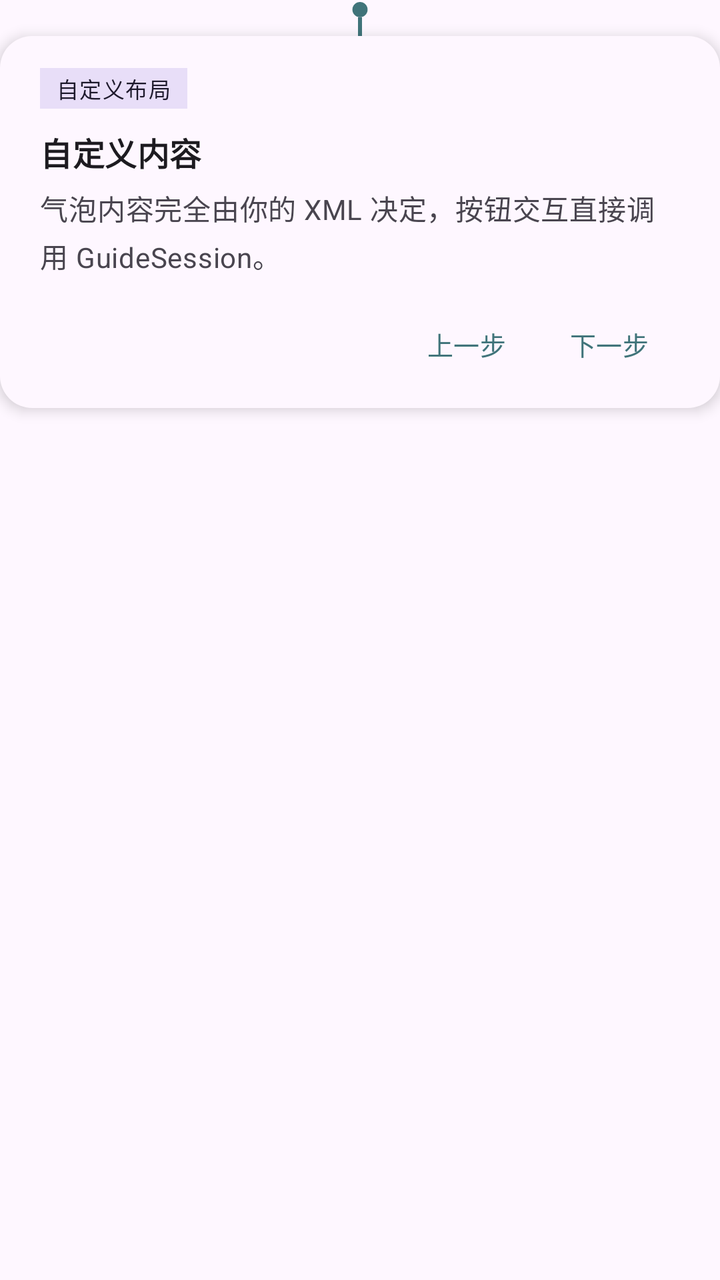
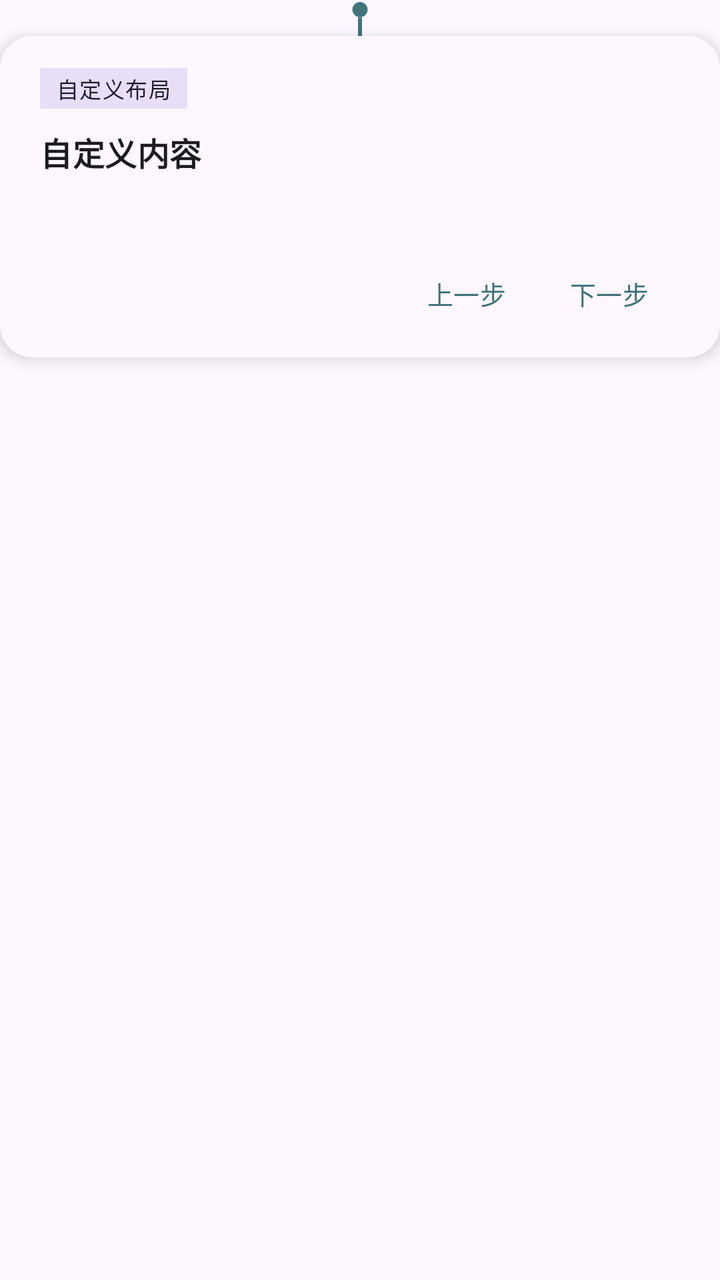

Screens rendered from an Android XML layout before and after an edit, with the pre-edit source and the edit as a unified diff.
<!-- AndroidManifest.xml: application theme Theme.PmGuide -->
<!-- res/layout/view_guide_custom_demo.xml -->
<?xml version="1.0" encoding="utf-8"?>
<androidx.constraintlayout.widget.ConstraintLayout xmlns:android="http://schemas.android.com/apk/res/android"
    xmlns:app="http://schemas.android.com/apk/res-auto"
    android:layout_width="wrap_content"
    android:layout_height="wrap_content"
    android:clipChildren="false">
    
    <LinearLayout
        android:id="@id/guide_bubble"
        android:layout_width="wrap_content"
        android:layout_height="wrap_content"
        android:background="@drawable/bg_guide_custom_bubble"
        android:elevation="4dp"
        android:orientation="vertical"
        android:paddingStart="20dp"
        android:paddingTop="16dp"
        android:paddingEnd="20dp"
        android:paddingBottom="8dp"
        app:layout_constraintStart_toStartOf="parent"
        app:layout_constraintTop_toBottomOf="@id/guide_arrow">

        <TextView
            android:id="@+id/custom_guide_badge"
            android:layout_width="wrap_content"
            android:layout_height="wrap_content"
            android:background="?attr/colorSecondaryContainer"
            android:paddingStart="8dp"
            android:paddingTop="2dp"
            android:paddingEnd="8dp"
            android:paddingBottom="2dp"
            android:text="@string/custom_guide_badge"
            android:textAppearance="@style/TextAppearance.Material3.LabelSmall"
            android:textColor="?attr/colorOnSecondaryContainer" />

        <TextView
            android:id="@+id/custom_guide_title"
            android:layout_width="wrap_content"
            android:layout_height="wrap_content"
            android:layout_marginTop="10dp"
            android:text="@string/custom_guide_title"
            android:textAppearance="@style/TextAppearance.Material3.TitleMedium"
            android:textColor="?attr/colorOnSurface"
            android:textStyle="bold" />

        <TextView
            android:id="@+id/custom_guide_message"
            android:layout_width="wrap_content"
            android:layout_height="wrap_content"
            android:layout_marginTop="6dp"
            android:text="@string/custom_guide_message"
            android:textAppearance="@style/TextAppearance.Material3.BodyMedium"
            android:textColor="?attr/colorOnSurfaceVariant" />

        <LinearLayout
            android:layout_width="wrap_content"
            android:layout_height="wrap_content"
            android:layout_gravity="end"
            android:layout_marginTop="10dp"
            android:gravity="end"
            android:orientation="horizontal">

            <com.google.android.material.button.MaterialButton
                android:id="@+id/custom_guide_previous"
                style="@style/Widget.Material3.Button.TextButton"
                android:layout_width="wrap_content"
                android:layout_height="wrap_content"
                android:insetTop="0dp"
                android:insetBottom="0dp"
                android:minWidth="0dp"
                android:paddingStart="12dp"
                android:paddingEnd="12dp"
                android:text="@string/custom_guide_previous"
                android:textSize="13sp" />

            <com.google.android.material.button.MaterialButton
                android:id="@+id/custom_guide_next"
                style="@style/Widget.Material3.Button.TextButton"
                android:layout_width="wrap_content"
                android:layout_height="wrap_content"
                android:layout_marginStart="4dp"
                android:insetTop="0dp"
                android:insetBottom="0dp"
                android:minWidth="0dp"
                android:paddingStart="16dp"
                android:paddingEnd="16dp"
                android:text="@string/custom_guide_next"
                android:textSize="13sp" />
        </LinearLayout>
    </LinearLayout>

    
    <ImageView
        android:id="@id/guide_arrow"
        android:layout_width="14dp"
        android:layout_height="18dp"
        android:contentDescription="@null"
        android:scaleType="fitCenter"
        android:src="@drawable/ic_guide_arrow_dot_line"
        android:tint="?attr/colorPrimary"
        app:layout_constraintBottom_toTopOf="@id/guide_bubble"
        app:layout_constraintEnd_toEndOf="parent"
        app:layout_constraintStart_toStartOf="parent" />
</androidx.constraintlayout.widget.ConstraintLayout>
<!-- resources referenced by this layout -->
<resources>
  <!-- drawable bg_guide_custom_bubble (drawable) -->
  <?xml version="1.0" encoding="utf-8"?>
  <shape xmlns:android="http://schemas.android.com/apk/res/android"
      android:shape="rectangle">
      <solid android:color="?attr/colorSurface" />
      <corners android:radius="16dp" />
  </shape>
  <!-- drawable ic_guide_arrow_dot_line (drawable) -->
  <?xml version="1.0" encoding="utf-8"?>
  <vector xmlns:android="http://schemas.android.com/apk/res/android"
      android:width="14dp"
      android:height="18dp"
      android:viewportWidth="14"
      android:viewportHeight="18">
      <path
          android:fillColor="#FFFFFFFF"
          android:pathData="M3.2,4.8 A3.8,3.8 0 1,1 10.8,4.8 A3.8,3.8 0 1,1 3.2,4.8 Z" />
      <path
          android:pathData="M7,8.6 L7,18"
          android:strokeColor="#FFFFFFFF"
          android:strokeWidth="2" />
  </vector>
  <string name="custom_guide_badge">自定义布局</string>
  <string name="custom_guide_message">气泡内容完全由你的 XML 决定，按钮交互直接调用 GuideSession。</string>
  <string name="custom_guide_next">下一步</string>
  <string name="custom_guide_previous">上一步</string>
  <string name="custom_guide_title">自定义内容</string>
  <style name="Theme.PmGuide" parent="Theme.Material3.DayNight.NoActionBar">
          <item name="colorPrimary">@color/guide_primary</item>
          <item name="colorOnPrimary">@android:color/white</item>
          <item name="colorSecondary">@color/guide_accent</item>
          <item name="colorOnSecondary">@android:color/black</item>
      </style>
  <color name="guide_primary">#40747A</color>
  <color name="guide_accent">#03DAC5</color>
</resources>

<!-- the commit's change to res/layout/view_guide_custom_demo.xml (unified diff, before → after) -->
@@ -1,13 +1,25 @@
 <?xml version="1.0" encoding="utf-8"?>
-<androidx.constraintlayout.widget.ConstraintLayout xmlns:android="http://schemas.android.com/apk/res/android"
-    xmlns:app="http://schemas.android.com/apk/res-auto"
-    android:layout_width="wrap_content"
+<LinearLayout xmlns:android="http://schemas.android.com/apk/res/android"
+    android:layout_width="match_parent"
     android:layout_height="wrap_content"
-    android:clipChildren="false">
+    android:clipChildren="false"
+    android:orientation="vertical">
+
+    
+    <ImageView
+        android:id="@id/guide_arrow"
+        android:layout_width="14dp"
+        android:layout_height="18dp"
+        android:layout_gravity="center_horizontal"
+        android:contentDescription="@null"
+        android:scaleType="fitCenter"
+        android:src="@drawable/ic_guide_arrow_dot_line"
+        android:tint="?attr/colorPrimary" />
+
     
     <LinearLayout
         android:id="@id/guide_bubble"
-        android:layout_width="wrap_content"
+        android:layout_width="match_parent"
         android:layout_height="wrap_content"
         android:background="@drawable/bg_guide_custom_bubble"
         android:elevation="4dp"
@@ -15,9 +27,7 @@
         android:paddingStart="20dp"
         android:paddingTop="16dp"
         android:paddingEnd="20dp"
-        android:paddingBottom="8dp"
-        app:layout_constraintStart_toStartOf="parent"
-        app:layout_constraintTop_toBottomOf="@id/guide_arrow">
+        android:paddingBottom="8dp">
 
         <TextView
             android:id="@+id/custom_guide_badge"
@@ -44,10 +54,9 @@
 
         <TextView
             android:id="@+id/custom_guide_message"
-            android:layout_width="wrap_content"
+            android:layout_width="match_parent"
             android:layout_height="wrap_content"
             android:layout_marginTop="6dp"
-            android:text="@string/custom_guide_message"
             android:textAppearance="@style/TextAppearance.Material3.BodyMedium"
             android:textColor="?attr/colorOnSurfaceVariant" />
 
@@ -87,17 +96,4 @@
                 android:textSize="13sp" />
         </LinearLayout>
     </LinearLayout>
-
-    
-    <ImageView
-        android:id="@id/guide_arrow"
-        android:layout_width="14dp"
-        android:layout_height="18dp"
-        android:contentDescription="@null"
-        android:scaleType="fitCenter"
-        android:src="@drawable/ic_guide_arrow_dot_line"
-        android:tint="?attr/colorPrimary"
-        app:layout_constraintBottom_toTopOf="@id/guide_bubble"
-        app:layout_constraintEnd_toEndOf="parent"
-        app:layout_constraintStart_toStartOf="parent" />
-</androidx.constraintlayout.widget.ConstraintLayout>
+</LinearLayout>
<!-- resource entries referenced after the edit -->
@@ -23,7 +23,6 @@
           android:strokeWidth="2" />
   </vector>
   <string name="custom_guide_badge">自定义布局</string>
-  <string name="custom_guide_message">气泡内容完全由你的 XML 决定，按钮交互直接调用 GuideSession。</string>
   <string name="custom_guide_next">下一步</string>
   <string name="custom_guide_previous">上一步</string>
   <string name="custom_guide_title">自定义内容</string>
